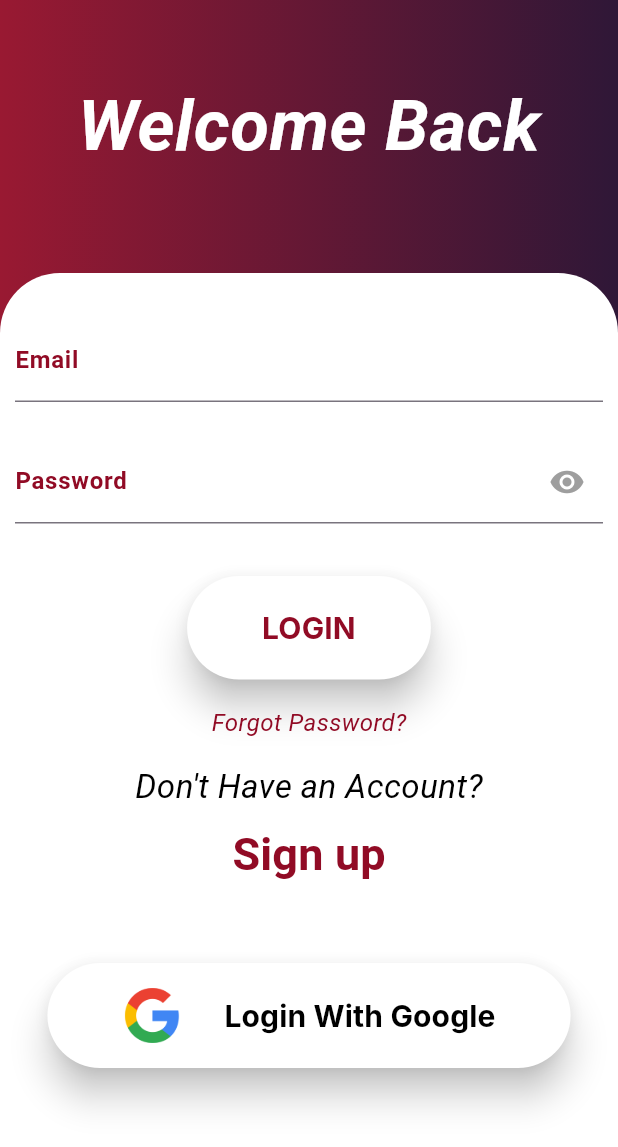
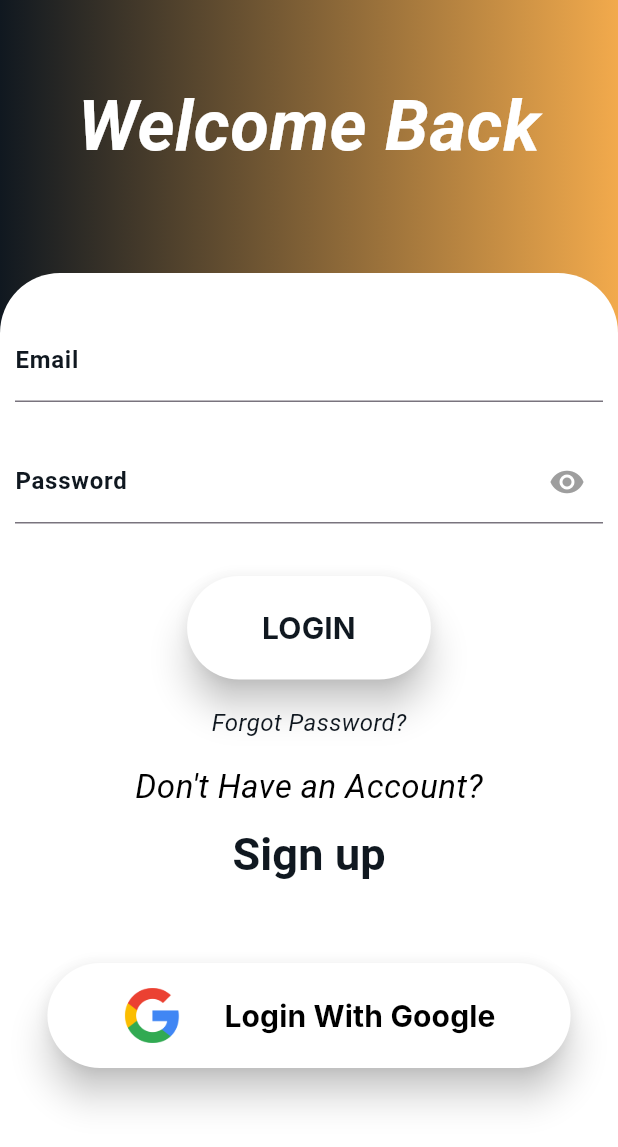
Before and after one commit to engumairahmed/CurrenSee, a Flutter app: the LoginPageScreen screen opened directly, on a phone screen of 412 x 824 dp. Shown: the top 1147 px of the screen. Run offline on Flutter 3.47's test engine with Material 3 defaults, Android fonts, the phone set to English and light mode, and no system bars; our stand-ins replace google_fonts, lottie, shared_preferences, syncfusion_flutter_charts; missing offline and left inert: dart:html; accounts and stored records are empty; network calls fail; Roboto replaces fonts that are missing (Inter).

Commit message:
Colors Modified & added various colors

```diff
--- a/lib/ApiEndpoints.dart
+++ b/lib/ApiEndpoints.dart
@@ -9,8 +9,8 @@ String registerurl="https://currensee.000webhostapp.com/auth/register.php";
 String userDataUrl="https://currensee.000webhostapp.com/auth/user.php?id=";
 
 //Conversion URL
-// String conversionUrl="https://currensee.000webhostapp.com/conversion/convert.php";
-String conversionUrl="http://localhost/phpapi/currensee/conversion/convert.php";
+String conversionUrl="https://currensee.000webhostapp.com/conversion/convert.php";
+// String conversionUrl="http://localhost/phpapi/currensee/conversion/convert.php";
 
 //Forgot Password URL
 String forgotpasswordurl="https://currensee.000webhostapp.com/auth/reset.php";
--- a/lib/app_properties.dart
+++ b/lib/app_properties.dart
@@ -2,10 +2,19 @@ import 'package:flutter/material.dart';
 
 class ColorProperties {
 
-  // static Gradient gradientcolor = const LinearGradient(colors: [
-  //   Color.fromARGB(255, 118, 51, 170),
-  //   Color.fromARGB(255, 215, 15, 233),
-  // ]);
+  static Gradient mainColor =  const LinearGradient(colors: [
+    Color(0xFF101820),
+    Color(0xFFF2AA4C),
+  ]);
+
+  static Color darkColor = const Color(0xFF101820);
+  static Color lightColor = const Color(0xFFF2AA4C);
+
+
+  static Gradient purpleGradientColor = const LinearGradient(colors: [
+    Color.fromARGB(255, 118, 51, 170),
+    Color.fromARGB(255, 215, 15, 233),
+  ]);
 
   static Gradient gradientcolor = const LinearGradient(colors: [
     Color.fromARGB(255, 153, 25, 50),
@@ -22,7 +31,33 @@ class ColorProperties {
     Color.fromARGB(255, 255, 255, 255),
   ]);
 
+  static Gradient blueGreenColor = const LinearGradient(colors: [
+    Color(0xFF00203F),
+    Color(0xFFADEFD1),
+  ]);
+
+  static Color blueColor=const Color(0xFF00203F);
+
+//Underwater
+  static Gradient underwaterGradientColor = const LinearGradient(colors: [
+    Color(0xFF195190),
+    Color(0xFFA2A2A1),
+  ]);
+
+//CherryTomatoe & Black
+static Gradient cherryTomatoeGradientColor = const LinearGradient(colors: [
+    Color(0xFF2D2926),
+    Color(0xFFE94B3C),
+  ]);
+
+  static Gradient blackGradientColor = const LinearGradient(colors: [
+    Color(0xFF101820),
+    Color(0xFFF2AA4C),
+  ]);
+
   static Color purpleTextColor = const Color.fromARGB(255, 118, 51, 170);
   static Color maroonTextColor = const Color.fromARGB(255, 145, 11, 37);
+  static Color firstColor =const Color.fromARGB(255, 47, 23, 55);
+  static Color secondColor =const Color.fromARGB(255, 153, 25, 50);
 
 }
--- a/lib/main.dart
+++ b/lib/main.dart
@@ -22,7 +22,7 @@ class MyApp extends StatelessWidget {
   @override
   Widget build(BuildContext context) {
     return MaterialApp(
-      home: CurrencyConverterScreen(),
+      home: LoginPageScreen(),
       debugShowCheckedModeBanner: false,
     );
   }
--- a/lib/screens/login.dart
+++ b/lib/screens/login.dart
@@ -56,7 +56,7 @@ class _LoginPageScreenState extends State<LoginPageScreen> {
       child: Container(
           height: MediaQuery.of(context).size.height,
           decoration: BoxDecoration(
-            gradient: ColorProperties.gradientcolor,
+            gradient: ColorProperties.mainColor,
           ),
           child: SingleChildScrollView(
               child: Padding(
@@ -95,11 +95,11 @@ class _LoginPageScreenState extends State<LoginPageScreen> {
                         TextFormField(
                           controller: _emailController,
                           decoration: InputDecoration(
-                            focusedBorder: UnderlineInputBorder(borderSide: BorderSide(color: ColorProperties.maroonTextColor,width: 2)),
+                            focusedBorder: UnderlineInputBorder(borderSide: BorderSide(color: ColorProperties.darkColor,width: 2)),
                               labelText: 'Email',
                               labelStyle: TextStyle(
                                 fontWeight: FontWeight.bold,
-                                color: ColorProperties.maroonTextColor,
+                                color: ColorProperties.darkColor,
                               ),
                             ),
                         ),
@@ -110,7 +110,7 @@ class _LoginPageScreenState extends State<LoginPageScreen> {
                           obscureText: isPasswordObs,
                           controller: _passwordController,
                           decoration: InputDecoration(
-                            focusedBorder: UnderlineInputBorder(borderSide: BorderSide(color: ColorProperties.maroonTextColor,width: 2)),
+                            focusedBorder: UnderlineInputBorder(borderSide: BorderSide(color: ColorProperties.darkColor,width: 2)),
                             suffixIcon: IconButton(
                               onPressed: showPass,
                               icon: icon,
@@ -118,7 +118,7 @@ class _LoginPageScreenState extends State<LoginPageScreen> {
                             labelText: 'Password',
                             labelStyle: TextStyle(
                               fontWeight: FontWeight.bold,
-                              color: ColorProperties.maroonTextColor,
+                              color: ColorProperties.darkColor,
                             ),
                           ),
                         ),
@@ -140,7 +140,7 @@ class _LoginPageScreenState extends State<LoginPageScreen> {
                             'LOGIN',
                             textAlign: TextAlign.center,
                             style: TextStyle(
-                              color: ColorProperties.maroonTextColor,
+                              color: ColorProperties.darkColor,
                               fontSize: 20,
                               fontFamily: 'Inter',
                               fontWeight: FontWeight.bold,
@@ -165,7 +165,7 @@ class _LoginPageScreenState extends State<LoginPageScreen> {
                               child: Text(
                                 "Forgot Password?",
                                 style: TextStyle(
-                                  color: ColorProperties.maroonTextColor,
+                                  color: ColorProperties.darkColor,
                                   fontSize: 16,
                                   fontStyle: FontStyle.italic,
                                 ),
@@ -193,7 +193,7 @@ class _LoginPageScreenState extends State<LoginPageScreen> {
                                 child: Text(
                                   "Sign up",
                                   style: TextStyle(
-                                      color: ColorProperties.maroonTextColor,
+                                      color: ColorProperties.darkColor,
                                       fontSize: 30,
                                       fontWeight: FontWeight.bold),
                                 ))
--- a/pubspec.yaml
+++ b/pubspec.yaml
@@ -35,11 +35,15 @@ dependencies:
   # The following adds the Cupertino Icons font to your application.
   # Use with the CupertinoIcons class for iOS style icons.
   cupertino_icons: ^1.0.6
+
   google_fonts: ^6.2.1
   shared_preferences: ^2.2.3
   http: ^1.2.1
   syncfusion_flutter_charts: ^25.2.3+1
   lottie: ^3.1.1
+  firebase_core: ^2.31.0
+  firebase_auth: ^4.19.5
+  google_sign_in: ^6.2.1
 
 dev_dependencies:
   flutter_test:
```
Also changed, not shown: lib/screens/CurrencyConvert.dart (+50 -57 lines), pubspec.lock, 3 other files.
